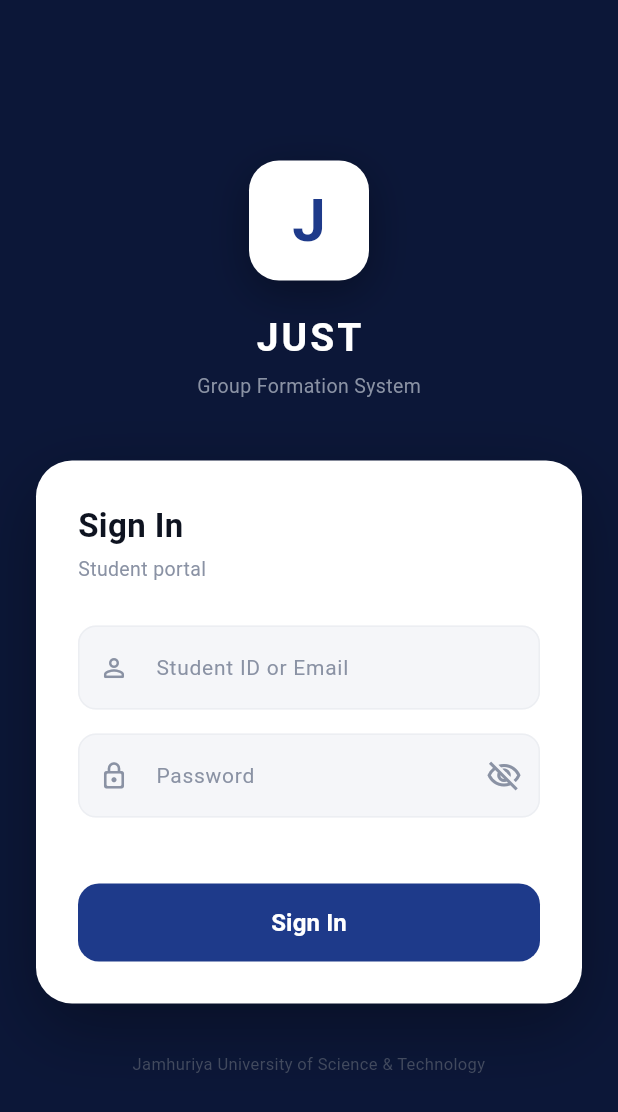
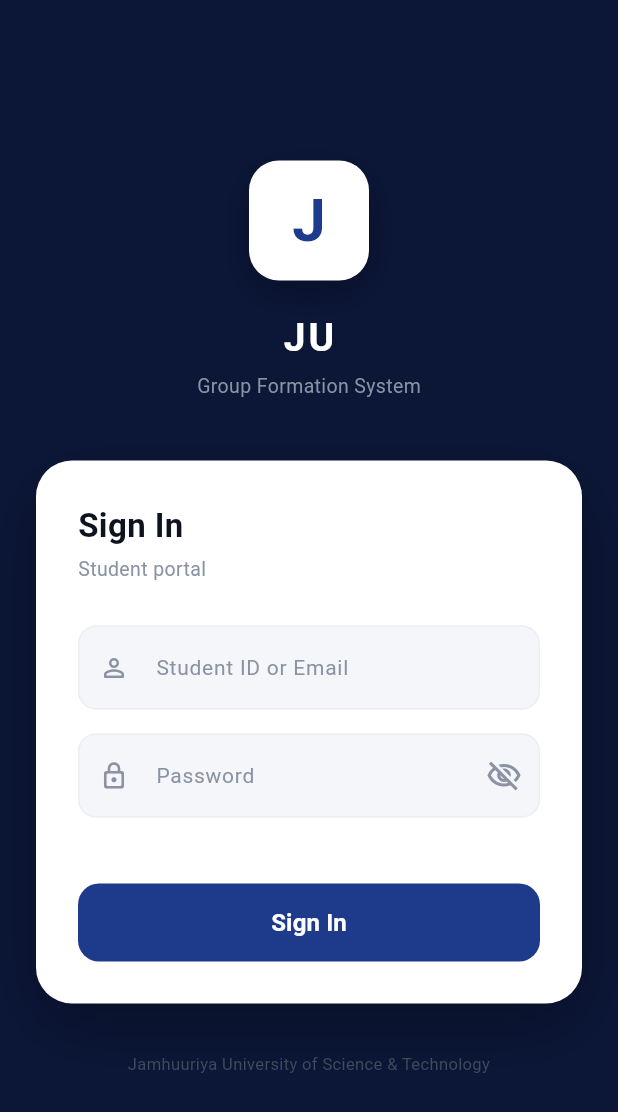
Before and after one commit to Ahmed-Naafic/Group-Formation-System-FYP-, a Flutter app: the screen it shows after launch, on a phone screen of 412 x 824 dp. Shown: the top 1112 px of the screen. Run offline on Flutter 3.47's test engine with Material 3 defaults, Android fonts, the phone set to English and light mode, and no system bars; our stand-ins replace dio, file_picker, firebase_core, firebase_messaging, flutter_secure_storage, get and 2 more; accounts and stored records are empty.

Commit message:
fix(mobile): replace Jordan with Jamhuuriya on splash and login screens

```diff
--- a/mobile/lib/app/modules/auth/views/login_view.dart
+++ b/mobile/lib/app/modules/auth/views/login_view.dart
@@ -69,7 +69,7 @@
                 ),
                 const SizedBox(height: 20),
                 const Text(
-                  'JUST',
+                  'JU',
                   style: TextStyle(
                     color: Colors.white,
                     fontSize: 26,
@@ -238,7 +238,7 @@
 
                 const SizedBox(height: 32),
                 const Text(
-                  'Jamhuriya University of Science & Technology',
+                  'Jamhuuriya University of Science & Technology',
                   textAlign: TextAlign.center,
                   style: TextStyle(color: Color(0xFF424A5E), fontSize: 11),
                 ),
--- a/mobile/lib/app/modules/splash/views/splash_view.dart
+++ b/mobile/lib/app/modules/splash/views/splash_view.dart
@@ -92,7 +92,7 @@
               ),
               const SizedBox(height: 6),
               const Text(
-                'Jordan University of Science & Technology',
+                'Jamhuuriya University of Science & Technology',
                 style: TextStyle(
                   color: Color(0xFF7B93CC),
                   fontSize: 12,
```
